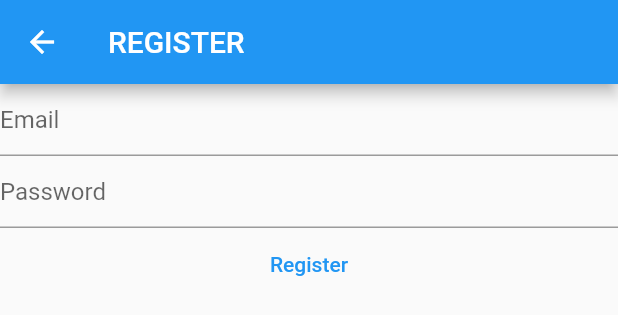
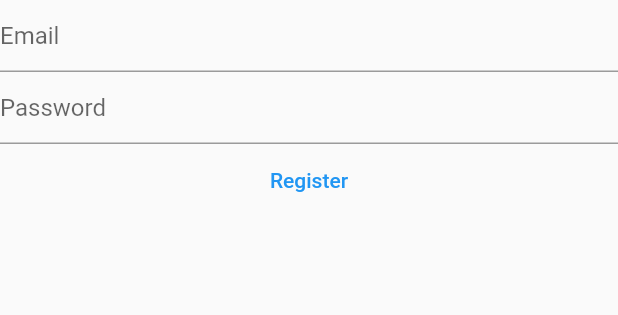
Before and after one commit to VaibhavdLights/LearningAndroid, a Flutter app: the RegisterView widget shown alone on an empty page, opened directly, after a tap on "Register", on a phone screen of 412 x 824 dp. Shown: the top 315 px of the screen. Run offline on Flutter 3.47's test engine with Material 2 defaults, Android fonts, the phone set to English and light mode, and no system bars; our stand-ins replace firebase_auth, firebase_core; accounts and stored records are empty; network calls fail.

Commit message:
third commit

```diff
--- a/lib/main.dart
+++ b/lib/main.dart
@@ -32,13 +32,13 @@ class HomePage extends StatelessWidget {
         builder: (context, snapshot) {
           switch (snapshot.connectionState) {
             case ConnectionState.done:
-              final user = FirebaseAuth.instance.currentUser;
-              if (user?.emailVerified ?? false) {
-              } else {
-                Navigator.of(context).push(MaterialPageRoute(
-                    builder: (context) => const VerifyEmailView()));
-              }
-              return const Text("Done...");
+              // final user = FirebaseAuth.instance.currentUser;
+              // if (user?.emailVerified ?? false) {
+              // } else {
+              //   return const VerifyEmailView();
+              // }
+              // return const Text("Done...");
+              return const LoginView();
             default:
               return const Text("Loading...");
           }
@@ -58,11 +58,7 @@ class VerifyEmailView extends StatefulWidget {
 class _VerifyEmailViewState extends State<VerifyEmailView> {
   @override
   Widget build(BuildContext context) {
-    return Scaffold(
-      appBar: AppBar(
-        title: const Text("Verify Email"),
-      ),
-      body: Column(
+    return Column(
       children: [
         const Text("Please Verify your E-mail :"),
         TextButton(
@@ -72,7 +68,6 @@ class _VerifyEmailViewState extends State<VerifyEmailView> {
             },
             child: const Text("Send Email Verification"))
       ],
-      ),
     );
   }
 }
--- a/lib/view/register_view.dart
+++ b/lib/view/register_view.dart
@@ -31,17 +31,6 @@ class _RegisterViewState extends State<RegisterView> {
 
   @override
   Widget build(BuildContext context) {
-    return Scaffold(
-      appBar: AppBar(
-        title: const Text("REGISTER"),
-      ),
-      body: FutureBuilder(
-        future: Firebase.initializeApp(
-          options: DefaultFirebaseOptions.currentPlatform,
-        ),
-        builder: (context, snapshot) {
-          switch (snapshot.connectionState) {
-            case ConnectionState.done:
     return Column(
       children: [
         TextField(
@@ -67,25 +56,21 @@ class _RegisterViewState extends State<RegisterView> {
             try {
               final email = _email.text;
               final password = _password.text;
-                        await FirebaseAuth.instance
-                            .createUserWithEmailAndPassword(
+              await FirebaseAuth.instance.createUserWithEmailAndPassword(
                   email: email, password: password);
             } on FirebaseAuthException catch (e) {
               if (e.code == 'weak-password') {
-                          ScaffoldMessenger.of(context)
-                              .showSnackBar(const SnackBar(
+                ScaffoldMessenger.of(context).showSnackBar(const SnackBar(
                   content: Text('WEAK PASSWORD'),
                 ));
                 // print("WEAK PASSWORD");
               } else if (e.code == 'email-already-in-use') {
-                          ScaffoldMessenger.of(context)
-                              .showSnackBar(const SnackBar(
+                ScaffoldMessenger.of(context).showSnackBar(const SnackBar(
                   content: Text('EMAIL AREADY IN USE'),
                 ));
                 // print("EMAIL IS ALREADY IN USE");
               } else if (e.code == 'invalid-email') {
-                          ScaffoldMessenger.of(context)
-                              .showSnackBar(const SnackBar(
+                ScaffoldMessenger.of(context).showSnackBar(const SnackBar(
                   content: Text('INVALID EMAIL'),
                 ));
                 // print("INVALID EMAIL");
@@ -96,11 +81,5 @@ class _RegisterViewState extends State<RegisterView> {
         ),
       ],
     );
-            default:
-              return const Text("Loading...");
-          }
-        },
-      ),
-    );
   }
 }
```
Also changed, not shown: lib/view/login_view.dart (+5 -24 lines). Lines whose indentation alone changed are shown as unchanged.
